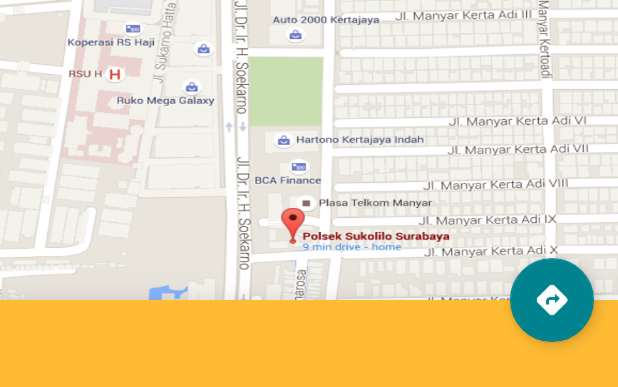
After one commit to ridhoperdana/Siduya-LDTS, an Android app: the layout navigation.xml on its own in the app's theme, with its tools: preview values and no code run, on a phone screen of 412 x 824 dp. The commit adds this screen. Shown: the top 387 px of the screen. Run offline under Robolectric (Android 15) with nearby library versions, the phone set to English and light mode, and no system bars.

Commit message:
commit halaman navigasi dan color

```diff
--- a/app/build.gradle
+++ b/app/build.gradle
@@ -31,4 +31,5 @@ dependencies {
     compile 'com.google.android.gms:play-services-location:8.1.0'
     compile 'com.google.android.gms:play-services-appindexing:8.1.0'
 
+
 }
--- /dev/null
+++ b/app/src/main/res/layout/navigation.xml
@@ -0,0 +1,47 @@
+<android.support.design.widget.CoordinatorLayout
+    xmlns:android="http://schemas.android.com/apk/res/android"
+    xmlns:app="http://schemas.android.com/apk/res-auto"
+    android:layout_width="match_parent"
+    android:layout_height="match_parent">
+
+    <LinearLayout android:layout_width="match_parent"
+        android:layout_height="match_parent"
+        android:orientation="vertical">
+
+        <LinearLayout
+            android:id="@+id/viewA"
+            android:layout_width="match_parent"
+            android:layout_height="500dp"
+            android:layout_weight="0.6"
+            android:background="@android:color/holo_purple"
+            android:orientation="horizontal">
+            <ImageView
+                android:layout_width="wrap_content"
+                android:layout_height="300dp"
+                android:background="@drawable/sukolilo_test"
+                android:scaleType="centerCrop"/>
+        </LinearLayout>
+
+        <LinearLayout
+            android:id="@+id/viewB"
+            android:layout_width="match_parent"
+            android:layout_height="match_parent"
+            android:layout_weight="0.4"
+            android:background="@android:color/holo_orange_light"
+            android:orientation="horizontal"
+            android:elevation="20dp"/>
+
+    </LinearLayout>
+
+    <android.support.design.widget.FloatingActionButton
+        android:id="@+id/fab"
+        android:layout_width="wrap_content"
+        android:layout_height="wrap_content"
+        android:layout_margin="16dp"
+        android:clickable="true"
+        app:layout_anchor="@id/viewA"
+        app:layout_anchorGravity="bottom|right|end"
+        android:src="@drawable/route"
+        android:tint="@color/cardview_light_background"/>
+
+</android.support.design.widget.CoordinatorLayout>
--- a/app/src/main/res/values/colors.xml
+++ b/app/src/main/res/values/colors.xml
@@ -2,7 +2,7 @@
 <resources>
     <color name="colorPrimary">#3F51B5</color>
     <color name="colorPrimaryDark">#303F9F</color>
-    <color name="colorAccent">#FF4081</color>
+    <color name="colorAccent">#00838f</color>
     <color name="background">#e1f5fe</color>
     <color name="header">#00838f</color>
 
```
